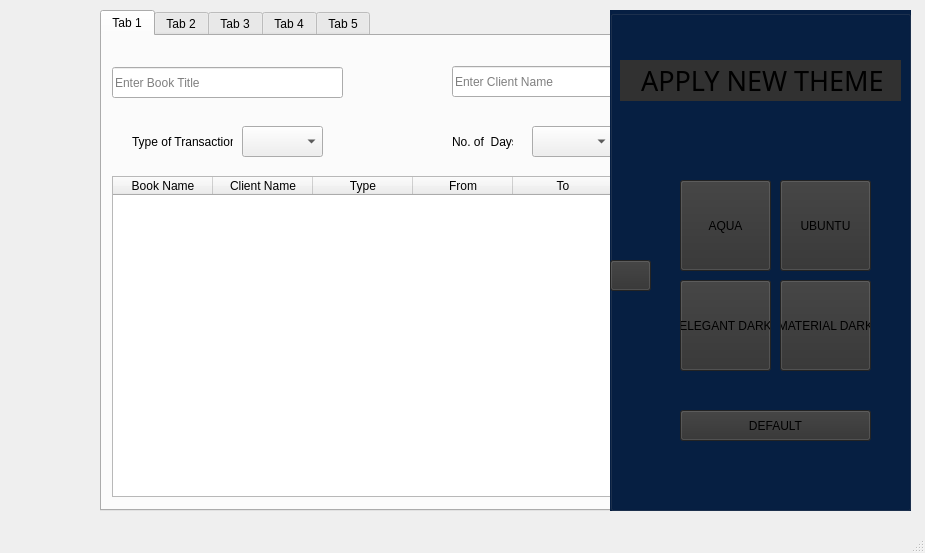
Qt form library.ui (gautamsood15/lib_mgmt_system) before a commit.
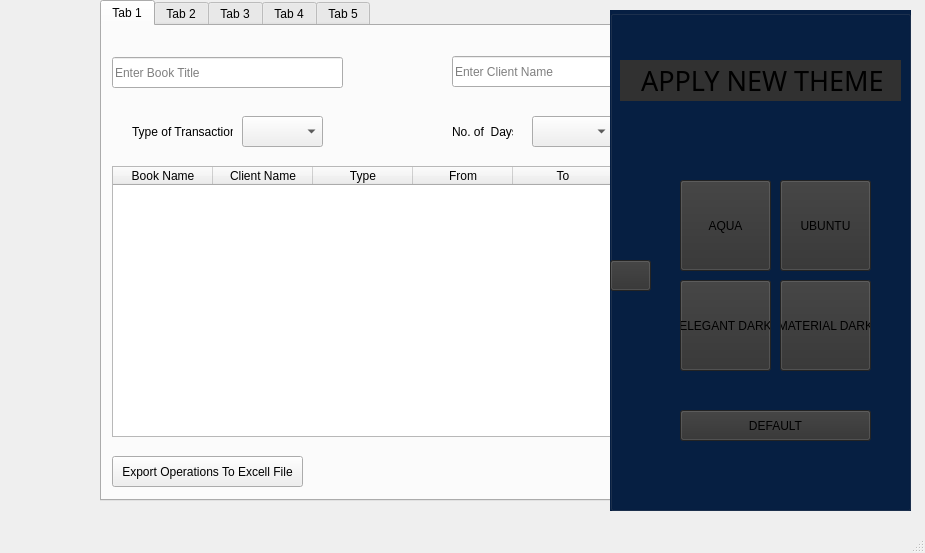
The same form after that commit. The open tabs and pages were chosen to show the change. Icons and pictures are not drawn.

Commit message: Export operation UI added

```diff
--- a/library.ui
+++ b/library.ui
@@ -134,7 +134,7 @@
     <property name="geometry">
      <rect>
       <x>100</x>
-      <y>10</y>
+      <y>0</y>
       <width>811</width>
       <height>501</height>
      </rect>
@@ -158,7 +158,7 @@
         <x>10</x>
         <y>140</y>
         <width>781</width>
-        <height>321</height>
+        <height>271</height>
        </rect>
       </property>
       <property name="showGrid">
@@ -358,6 +358,19 @@
        <string>Enter Client Name</string>
       </property>
      </widget>
+     <widget class="QPushButton" name="pushButton_30">
+      <property name="geometry">
+       <rect>
+        <x>10</x>
+        <y>430</y>
+        <width>191</width>
+        <height>31</height>
+       </rect>
+      </property>
+      <property name="text">
+       <string>Export Operations To Excell File</string>
+      </property>
+     </widget>
     </widget>
     <widget class="QWidget" name="tab_2">
      <attribute name="title">
```
Left out of the diff: 34 changed lines with no effect on the pictures.
